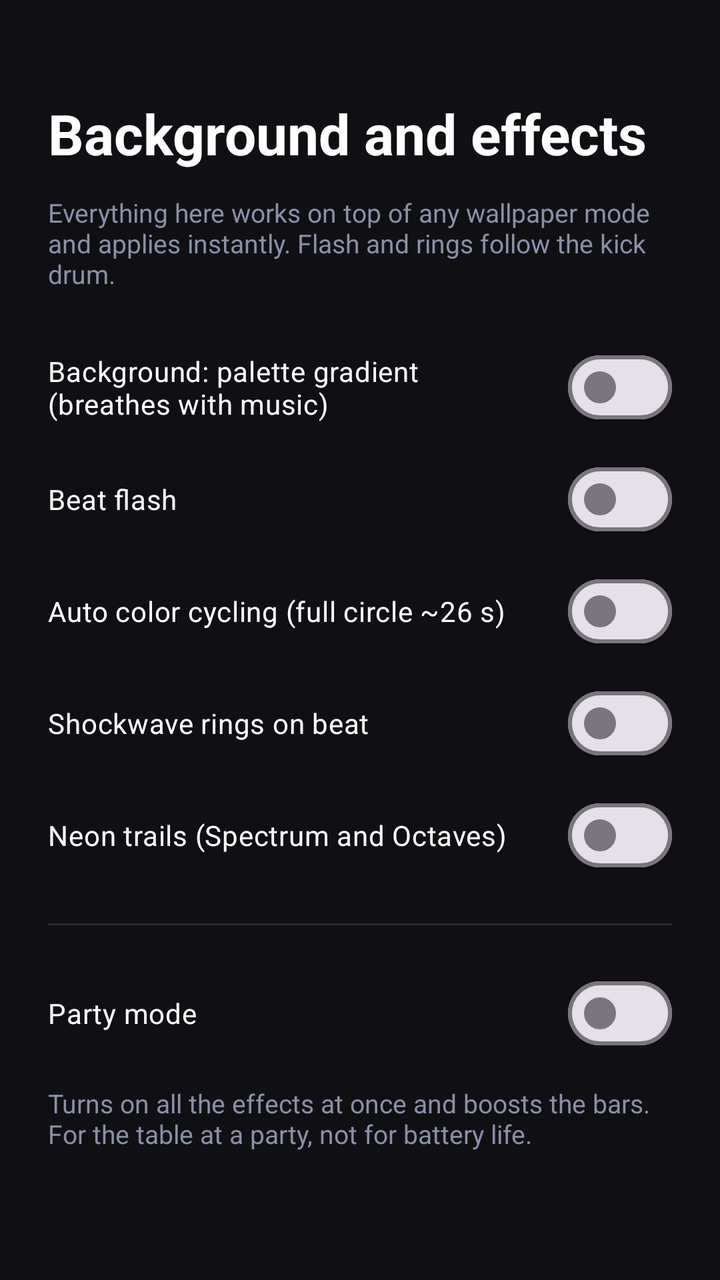
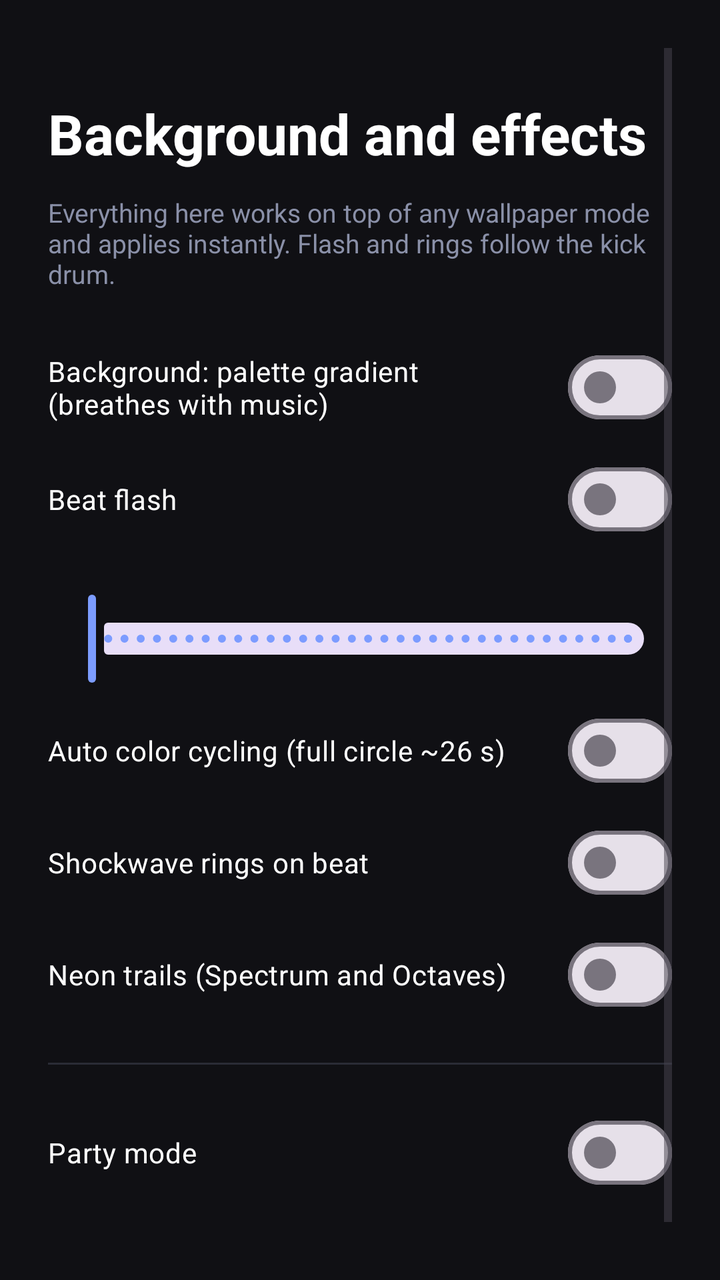

An Android layout rendered at two revisions. The XML below is the earlier revision; the diff shows what the commit changed to produce the second picture.
<!-- AndroidManifest.xml: activity theme Theme.MusicVis -->
<!-- res/layout/activity_fx_settings.xml -->
<?xml version="1.0" encoding="utf-8"?>
<ScrollView xmlns:android="http://schemas.android.com/apk/res/android"
    android:layout_width="match_parent"
    android:layout_height="match_parent"
    android:background="#FF101014"
    android:fillViewport="true"
    android:padding="24dp">

    <LinearLayout
        android:layout_width="match_parent"
        android:layout_height="wrap_content"
        android:orientation="vertical">

        <TextView
            android:layout_width="match_parent"
            android:layout_height="wrap_content"
            android:layout_marginTop="24dp"
            android:text="@string/fx_title"
            android:textColor="#FFFFFFFF"
            android:textSize="28sp"
            android:textStyle="bold" />

        <TextView
            android:layout_width="match_parent"
            android:layout_height="wrap_content"
            android:layout_marginTop="12dp"
            android:text="@string/fx_hint"
            android:textColor="#FF8A90A8"
            android:textSize="13sp" />

        <com.google.android.material.materialswitch.MaterialSwitch
            android:id="@+id/bgGradient"
            android:layout_width="match_parent"
            android:layout_height="wrap_content"
            android:layout_marginTop="24dp"
            android:text="@string/feat_bg"
            android:textColor="#FFFFFFFF" />

        <com.google.android.material.materialswitch.MaterialSwitch
            android:id="@+id/fxFlash"
            android:layout_width="match_parent"
            android:layout_height="wrap_content"
            android:layout_marginTop="8dp"
            android:text="@string/fx_flash"
            android:textColor="#FFFFFFFF" />

        <com.google.android.material.materialswitch.MaterialSwitch
            android:id="@+id/fxCycle"
            android:layout_width="match_parent"
            android:layout_height="wrap_content"
            android:layout_marginTop="8dp"
            android:text="@string/fx_cycle"
            android:textColor="#FFFFFFFF" />

        <com.google.android.material.materialswitch.MaterialSwitch
            android:id="@+id/fxWaves"
            android:layout_width="match_parent"
            android:layout_height="wrap_content"
            android:layout_marginTop="8dp"
            android:text="@string/fx_waves"
            android:textColor="#FFFFFFFF" />

        <com.google.android.material.materialswitch.MaterialSwitch
            android:id="@+id/fxTrails"
            android:layout_width="match_parent"
            android:layout_height="wrap_content"
            android:layout_marginTop="8dp"
            android:text="@string/fx_trails"
            android:textColor="#FFFFFFFF" />

        <View
            android:layout_width="match_parent"
            android:layout_height="1dp"
            android:layout_marginTop="20dp"
            android:background="#FF2A2C36" />

        <com.google.android.material.materialswitch.MaterialSwitch
            android:id="@+id/party"
            android:layout_width="match_parent"
            android:layout_height="wrap_content"
            android:layout_marginTop="20dp"
            android:text="@string/fx_party"
            android:textColor="#FFFFFFFF" />

        <TextView
            android:layout_width="match_parent"
            android:layout_height="wrap_content"
            android:layout_marginTop="12dp"
            android:text="@string/fx_party_hint"
            android:textColor="#FF8A90A8"
            android:textSize="13sp" />
    </LinearLayout>
</ScrollView>
<!-- resources referenced by this layout -->
<resources>
  <string name="feat_bg">Background: palette gradient (breathes with music)</string>
  <string name="fx_cycle">Auto color cycling (full circle ~26 s)</string>
  <string name="fx_flash">Beat flash</string>
  <string name="fx_hint">Everything here works on top of any wallpaper mode and applies instantly. Flash and rings follow the kick drum.</string>
  <string name="fx_party">Party mode</string>
  <string name="fx_party_hint">Turns on all the effects at once and boosts the bars. For the table at a party, not for battery life.</string>
  <string name="fx_title">Background and effects</string>
  <string name="fx_trails">Neon trails (Spectrum and Octaves)</string>
  <string name="fx_waves">Shockwave rings on beat</string>
  <style name="Theme.MusicVis" parent="Theme.Material3.DayNight.NoActionBar">
          <item name="android:statusBarColor">@android:color/transparent</item>
          <item name="android:navigationBarColor">#FF101014</item>
          <item name="android:windowBackground">#FF101014</item>
          <item name="colorPrimary">#FF7C9CFF</item>
      </style>
</resources>

<!-- the commit's change to res/layout/activity_fx_settings.xml (unified diff, before → after) -->
@@ -43,6 +43,22 @@
             android:layout_marginTop="8dp"
             android:text="@string/fx_flash"
             android:textColor="#FFFFFFFF" />
+
+        <TextView
+            android:id="@+id/fxFlashOpacityLabel"
+            android:layout_width="match_parent"
+            android:layout_height="wrap_content"
+            android:layout_marginTop="4dp"
+            android:textColor="#FFB0B4C8"
+            android:textSize="13sp" />
+
+        <com.google.android.material.slider.Slider
+            android:id="@+id/fxFlashOpacity"
+            android:layout_width="match_parent"
+            android:layout_height="wrap_content"
+            android:stepSize="1"
+            android:valueFrom="0"
+            android:valueTo="100" />
 
         <com.google.android.material.materialswitch.MaterialSwitch
             android:id="@+id/fxCycle"
